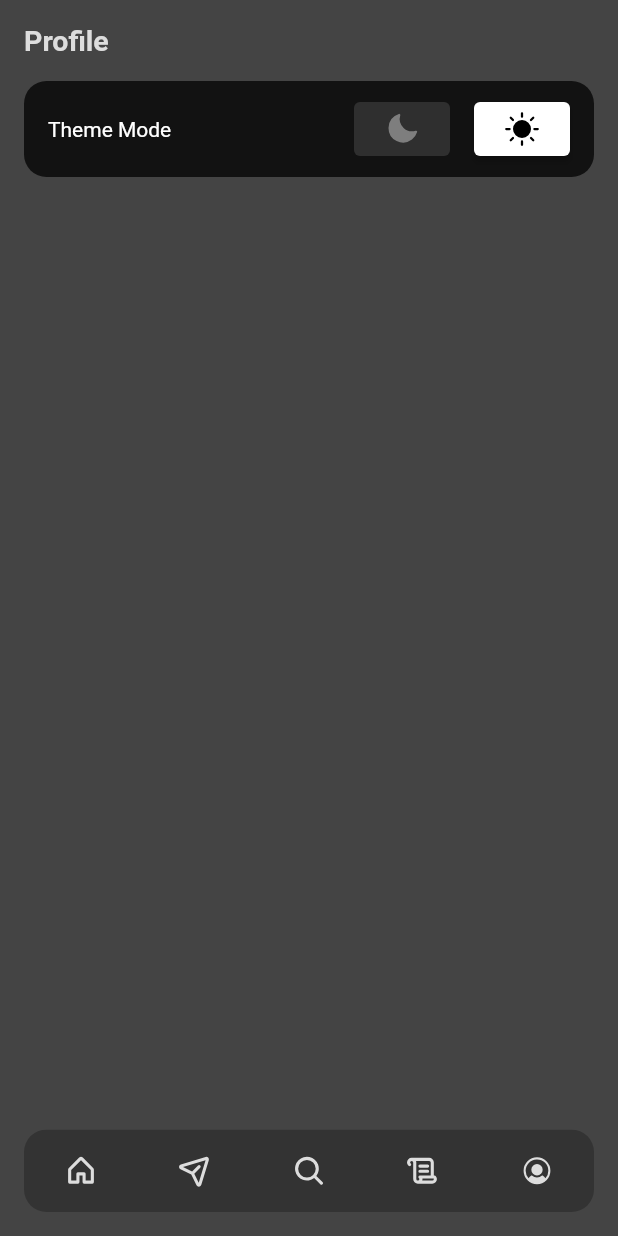
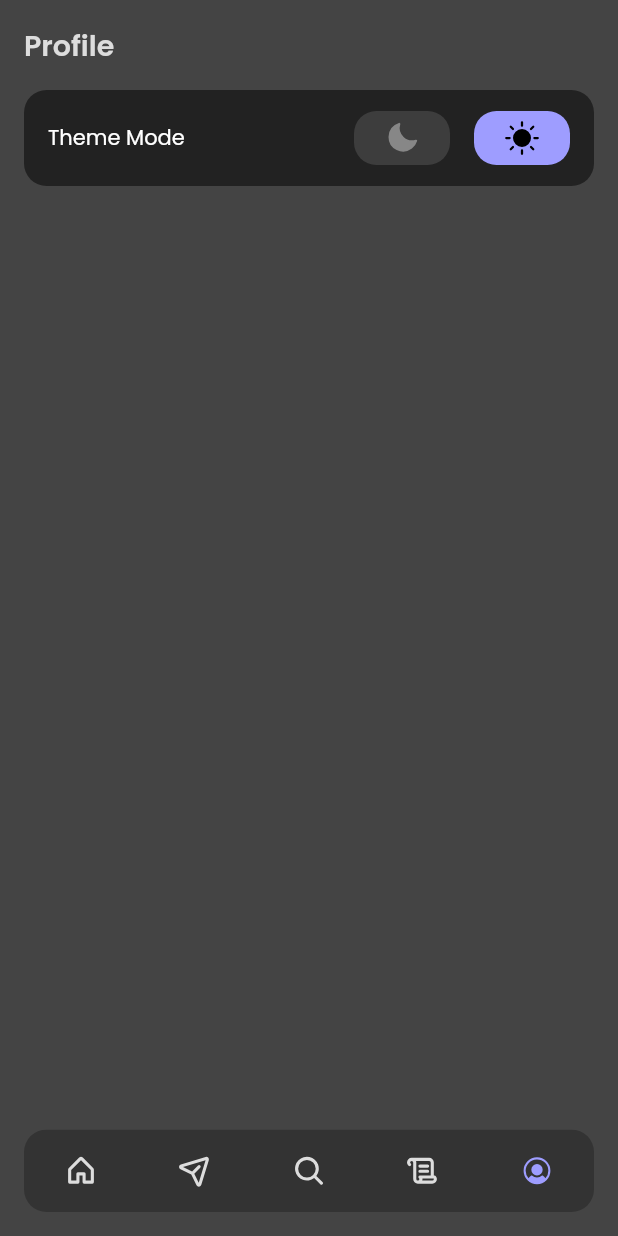
Before and after one commit to mabdullah412/event-services-marketplace, a Flutter app: the screen it shows after launch, item 5 of the bottom bar chosen, on a phone screen of 412 x 824 dp. Run offline on Flutter 3.47's test engine with Material 2 defaults, Android fonts, the phone set to English and light mode, and no system bars; our stand-ins replace phosphor_flutter.

Commit message:
updated colors and themes

```diff
--- a/lib/presentation/screens/profile_screen.dart
+++ b/lib/presentation/screens/profile_screen.dart
@@ -23,7 +23,7 @@ class ProfileScreen extends StatelessWidget {
                 vertical: padding / 2,
               ),
               decoration: BoxDecoration(
-                color: Theme.of(context).backgroundColor,
+                color: Theme.of(context).colorScheme.surface,
                 borderRadius: BorderRadius.circular(radius),
               ),
               child: Row(
--- a/lib/presentation/themes.dart
+++ b/lib/presentation/themes.dart
@@ -1,40 +1,108 @@
+import 'package:event_planner/constants/constants.dart';
 import 'package:flutter/material.dart';
 
 class Themes {
   static final darkTheme = ThemeData(
+    // background
     scaffoldBackgroundColor: const Color(0xFF444444),
+
+    // font
+    fontFamily: 'Poppins',
+    // text -> 0xFFF2F2F6
+    primaryTextTheme: TextTheme(),
+    textTheme: TextTheme(),
+
+    // buttonthemes
+    elevatedButtonTheme: ElevatedButtonThemeData(
+      style: ButtonStyle(
+        elevation: MaterialStateProperty.all(0),
+        shape: MaterialStateProperty.all(
+          RoundedRectangleBorder(
+            borderRadius: BorderRadius.circular(radius),
+          ),
+        ),
+      ),
+    ),
+
+    // colorscheme
     colorScheme: const ColorScheme.dark(
-      primary: Colors.white,
+      primary: Color(0xFF9E9DFF),
+      secondary: Color(0xFF222222),
+      surface: Color(0xFF222222),
     ),
+
+    // navbar
     navigationBarTheme: NavigationBarThemeData(
       height: 55,
       elevation: 0,
       backgroundColor: const Color(0xFF333333),
       indicatorColor: const Color.fromARGB(0, 0, 0, 0),
       labelBehavior: NavigationDestinationLabelBehavior.alwaysHide,
-      iconTheme: MaterialStateProperty.all(
-        const IconThemeData(
-          size: 22,
-          color: Color(0xFFDDDDDD),
-        ),
+      iconTheme: MaterialStateProperty.resolveWith(
+        (states) {
+          if (states.contains(MaterialState.selected)) {
+            return const IconThemeData(
+              size: 22,
+              color: Color(0xFF9E9DFF),
+            );
+          }
+          return const IconThemeData(
+            size: 22,
+            color: Color(0xFFDDDDDD),
+          );
+        },
       ),
     ),
   );
 
   static final lightTheme = ThemeData(
+    // background
     scaffoldBackgroundColor: const Color(0xFFF2F2F6),
-    colorScheme: const ColorScheme.light(),
+
+    // font
+    fontFamily: 'Poppins',
+    primaryTextTheme: TextTheme(),
+    textTheme: TextTheme(),
+
+    // buttonthemes
+    elevatedButtonTheme: ElevatedButtonThemeData(
+      style: ButtonStyle(
+        elevation: MaterialStateProperty.all(0),
+        shape: MaterialStateProperty.all(
+          RoundedRectangleBorder(
+            borderRadius: BorderRadius.circular(radius),
+          ),
+        ),
+      ),
+    ),
+
+    // colorscheme
+    colorScheme: const ColorScheme.light(
+      primary: Color(0xFF9E9DFF),
+      secondary: Color(0xFF222222),
+      surface: Color(0xFFFFFFFF),
+    ),
+
+    // navbar
     navigationBarTheme: NavigationBarThemeData(
       height: 55,
       elevation: 0,
       backgroundColor: const Color(0xFFFFFFFF),
       indicatorColor: const Color.fromARGB(0, 0, 0, 0),
       labelBehavior: NavigationDestinationLabelBehavior.alwaysHide,
-      iconTheme: MaterialStateProperty.all(
-        const IconThemeData(
-          size: 22,
-          color: Color(0xFF444444),
-        ),
+      iconTheme: MaterialStateProperty.resolveWith(
+        (states) {
+          if (states.contains(MaterialState.selected)) {
+            return const IconThemeData(
+              size: 22,
+              color: Color(0xFF9E9DFF),
+            );
+          }
+          return const IconThemeData(
+            size: 22,
+            color: Color(0xFF444444),
+          );
+        },
       ),
     ),
   );
```
Also changed, not shown: lib/presentation/screens/home_screen.dart (+54 -3 lines).
